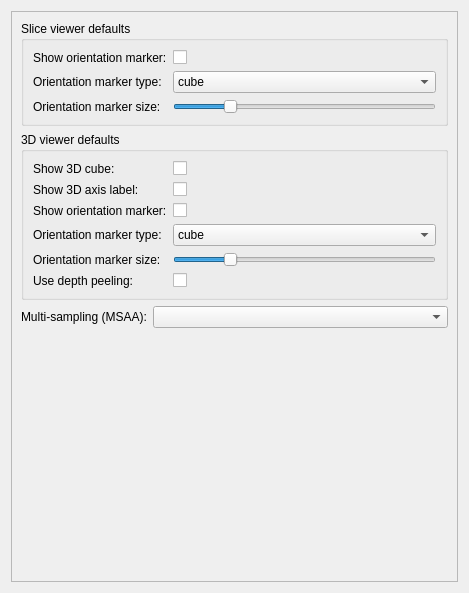
Qt form Base/QTGUI/Resources/UI/qSlicerSettingsViewsPanel.ui (lassoan/SlicerGitSVNArchive) before a commit.
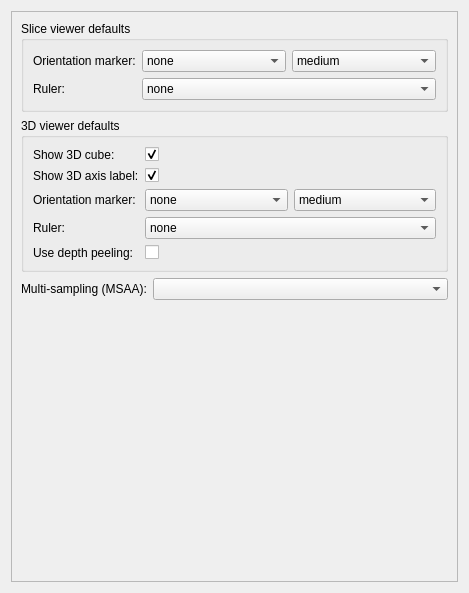
The same form after that commit. Custom widgets are drawn as their Qt base class.

Commit message: ENH: Finalized orientation marker implementation

Patch:
```diff
--- a/Base/QTGUI/Resources/UI/qSlicerSettingsViewsPanel.ui
+++ b/Base/QTGUI/Resources/UI/qSlicerSettingsViewsPanel.ui
@@ -41,20 +41,70 @@
           <string>Slice viewer defaults</string>
          </property>
          <layout class="QFormLayout" name="formLayout_2">
+          <property name="fieldGrowthPolicy">
+           <enum>QFormLayout::AllNonFixedFieldsGrow</enum>
+          </property>
           <item row="0" column="0">
            <widget class="QLabel" name="MSAALabel_2">
             <property name="text">
-             <string>Show orientation marker:</string>
+             <string>Orientation marker:</string>
             </property>
            </widget>
           </item>
           <item row="0" column="1">
-           <widget class="ctkCheckBox" name="SliceOrientationMarkerVisibilityCheckBox"/>
+           <layout class="QHBoxLayout" name="horizontalLayout_2">
+            <item>
+             <widget class="ctkComboBox" name="SliceOrientationMarkerTypeComboBox">
+              <item>
+               <property name="text">
+                <string>none</string>
+               </property>
+              </item>
+              <item>
+               <property name="text">
+                <string>cube</string>
+               </property>
+              </item>
+              <item>
+               <property name="text">
+                <string>human</string>
+               </property>
+              </item>
+              <item>
+               <property name="text">
+                <string>axes</string>
+               </property>
+              </item>
+             </widget>
+            </item>
+            <item>
+             <widget class="ctkComboBox" name="SliceOrientationMarkerSizeComboBox">
+              <property name="currentIndex">
+               <number>1</number>
+              </property>
+              <item>
+               <property name="text">
+                <string>small</string>
+               </property>
+              </item>
+              <item>
+               <property name="text">
+                <string>medium</string>
+               </property>
+              </item>
+              <item>
+               <property name="text">
+                <string>large</string>
+               </property>
+              </item>
+             </widget>
+            </item>
+           </layout>
           </item>
           <item row="1" column="0">
            <widget class="QLabel" name="MSAALabel_3">
             <property name="text">
-             <string>Orientation marker type:</string>
+             <string>Ruler:</string>
             </property>
            </widget>
           </item>
@@ -62,7 +112,7 @@
            <widget class="ctkComboBox" name="SliceOrientationMarkerRepresentationComboBox">
             <item>
              <property name="text">
-              <string>cube</string>
+              <string>none</string>
              </property>
             </item>
             <item>
@@ -77,35 +127,6 @@
             </item>
            </widget>
           </item>
-          <item row="2" column="0">
-           <widget class="QLabel" name="label">
-            <property name="text">
-             <string>Orientation marker size:</string>
-            </property>
-           </widget>
-          </item>
-          <item row="2" column="1">
-           <widget class="QSlider" name="SliceOrientationMarkerSizeSlider">
-            <property name="minimum">
-             <number>5</number>
-            </property>
-            <property name="maximum">
-             <number>80</number>
-            </property>
-            <property name="singleStep">
-             <number>5</number>
-            </property>
-            <property name="pageStep">
-             <number>20</number>
-            </property>
-            <property name="value">
-             <number>20</number>
-            </property>
-            <property name="orientation">
-             <enum>Qt::Horizontal</enum>
-            </property>
-           </widget>
-          </item>
          </layout>
          <zorder>SliceOrientationMarkerVisibilityCheckBox</zorder>
          <zorder>MSAALabel_2</zorder>
@@ -121,100 +142,133 @@
           <string>3D viewer defaults</string>
          </property>
          <layout class="QFormLayout" name="formLayout_3">
+          <property name="fieldGrowthPolicy">
+           <enum>QFormLayout::AllNonFixedFieldsGrow</enum>
+          </property>
+          <item row="0" column="0">
+           <widget class="QLabel" name="ThreeDBoxVisibilityLabel">
+            <property name="text">
+             <string>Show 3D cube:</string>
+            </property>
+           </widget>
+          </item>
+          <item row="0" column="1">
+           <widget class="ctkCheckBox" name="ThreeDBoxVisibilityCheckBox">
+            <property name="checked">
+             <bool>true</bool>
+            </property>
+           </widget>
+          </item>
+          <item row="1" column="0">
+           <widget class="QLabel" name="ThreeDAxisLabelsVisibilityLabel">
+            <property name="text">
+             <string>Show 3D axis label:</string>
+            </property>
+           </widget>
+          </item>
+          <item row="1" column="1">
+           <widget class="ctkCheckBox" name="ThreeDAxisLabelsVisibilityCheckBox">
+            <property name="checked">
+             <bool>true</bool>
+            </property>
+           </widget>
+          </item>
+          <item row="2" column="0">
+           <widget class="QLabel" name="ThreeDOrientationMarkerLabel">
+            <property name="text">
+             <string>Orientation marker:</string>
+            </property>
+           </widget>
+          </item>
+          <item row="2" column="1">
+           <layout class="QHBoxLayout" name="horizontalLayout_3">
+            <item>
+             <widget class="ctkComboBox" name="ThreeDOrientationMarkerTypeComboBox">
+              <item>
+               <property name="text">
+                <string>none</string>
+               </property>
+              </item>
+              <item>
+               <property name="text">
+                <string>cube</string>
+               </property>
+              </item>
+              <item>
+               <property name="text">
+                <string>human</string>
+               </property>
+              </item>
+              <item>
+               <property name="text">
+                <string>axes</string>
+               </property>
+              </item>
+             </widget>
+            </item>
+            <item>
+             <widget class="ctkComboBox" name="ThreeDOrientationMarkerSizeComboBox">
+              <property name="currentIndex">
+               <number>1</number>
+              </property>
+              <item>
+               <property name="text">
+                <string>small</string>
+               </property>
+              </item>
+              <item>
+               <property name="text">
+                <string>medium</string>
+               </property>
+              </item>
+              <item>
+               <property name="text">
+                <string>large</string>
+               </property>
+              </item>
+             </widget>
+            </item>
+           </layout>
+          </item>
           <item row="3" column="0">
            <widget class="QLabel" name="MSAALabel_4">
             <property name="text">
-             <string>Show orientation marker:</string>
+             <string>Ruler:</string>
             </property>
            </widget>
           </item>
           <item row="3" column="1">
-           <widget class="ctkCheckBox" name="ThreeDOrientationMarkerVisibilityCheckBox"/>
+           <widget class="ctkComboBox" name="ThreeDRulerTypeComboBox">
+            <item>
+             <property name="text">
+              <string>none</string>
+             </property>
+            </item>
+            <item>
+             <property name="text">
+              <string>thin</string>
+             </property>
+            </item>
+            <item>
+             <property name="text">
+              <string>thick</string>
+             </property>
+            </item>
+           </widget>
           </item>
           <item row="4" column="0">
-           <widget class="QLabel" name="MSAALabel_5">
-            <property name="text">
-             <string>Orientation marker type:</string>
-            </property>
-           </widget>
-          </item>
-          <item row="4" column="1">
-           <widget class="ctkComboBox" name="ThreeDOrientationMarkerRepresentationComboBox">
-            <item>
-             <property name="text">
-              <string>cube</string>
-             </property>
-            </item>
-            <item>
-             <property name="text">
-              <string>human</string>
-             </property>
-            </item>
-            <item>
-             <property name="text">
-              <string>axes</string>
-             </property>
-            </item>
-           </widget>
-          </item>
-          <item row="6" column="0">
-           <widget class="QLabel" name="label_2">
-            <property name="text">
-             <string>Orientation marker size:</string>
-            </property>
-           </widget>
-          </item>
-          <item row="6" column="1">
-           <widget class="QSlider" name="ThreeDOrientationMarkerSizeSlider">
-            <property name="minimum">
-             <number>5</number>
-            </property>
-            <property name="maximum">
-             <number>80</number>
-            </property>
-            <property name="singleStep">
-             <number>5</number>
-            </property>
-            <property name="pageStep">
-             <number>20</number>
-            </property>
-            <property name="value">
-             <number>20</number>
-            </property>
-            <property name="orientation">
-             <enum>Qt::Horizontal</enum>
-            </property>
-           </widget>
-          </item>
-          <item row="0" column="0">
-           <widget class="QLabel" name="label_3">
-            <property name="text">
-             <string>Show 3D cube:</string>
-            </property>
-           </widget>
-          </item>
-          <item row="1" column="0">
-           <widget class="QLabel" name="label_4">
-            <property name="text">
-             <string>Show 3D axis label:</string>
-            </property>
-           </widget>
-          </item>
-          <item row="0" column="1">
-           <widget class="ctkCheckBox" name="ThreeDCubeVisibilityCheckBox"/>
-          </item>
-          <item row="1" column="1">
-           <widget class="ctkCheckBox" name="ThreeDAxisLabelVisibilityCheckBox"/>
-          </item>
-          <item row="7" column="0">
-           <widget class="QLabel" name="label_5">
+           <widget class="QLabel" name="ThreeDUseDepthPeelingLabel">
             <property name="text">
              <string>Use depth peeling:</string>
             </property>
            </widget>
           </item>
-          <item row="7" column="1">
-           <widget class="ctkCheckBox" name="ThreeDDepthPeelingCheckBox"/>
+          <item row="4" column="1">
+           <widget class="ctkCheckBox" name="ThreeDUseDepthPeelingCheckBox">
+            <property name="toolTip">
+             <string>Enabling depth peeling improves rendering of transparent models at the cost of higher computational cost.</string>
+            </property>
+           </widget>
           </item>
          </layout>
         </widget>
```
Left out of the diff: 18 changed lines with no effect on the pictures. The commit also changes 15 other files.
